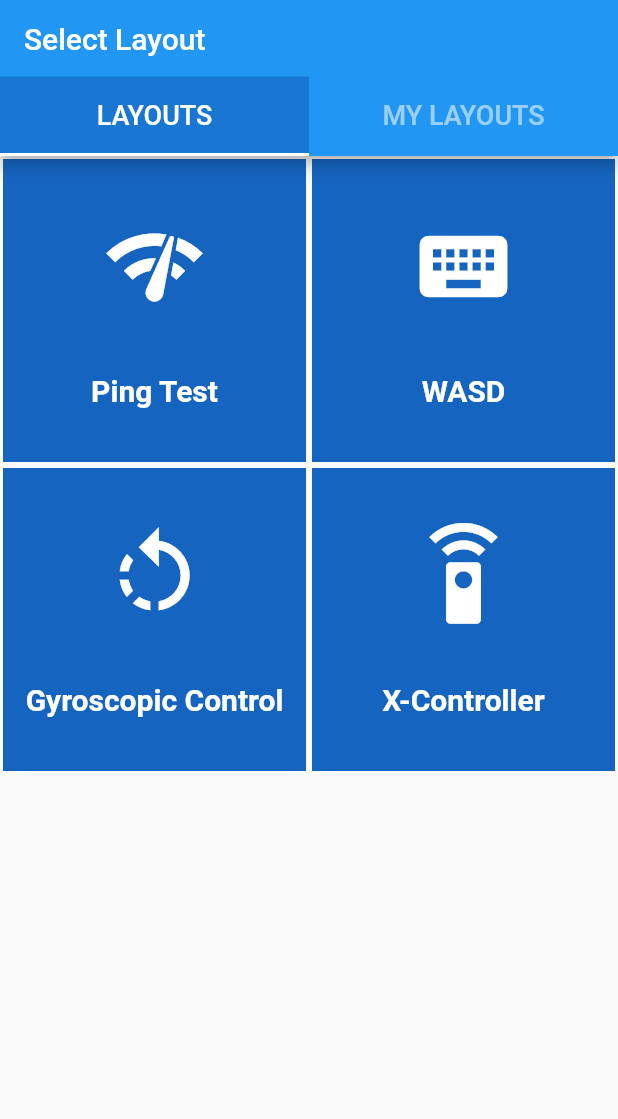
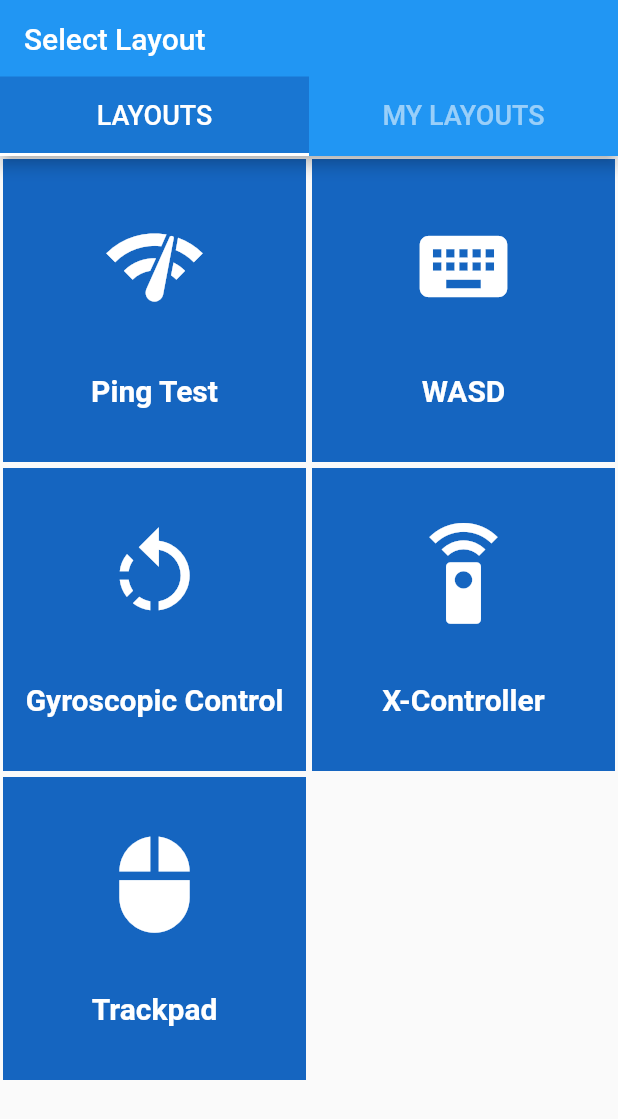
Before and after one commit to devclub-iitd/AioPcController, a Flutter app: the LayoutSelect screen opened by its route, on a phone screen of 412 x 824 dp. Shown: the top 1119 px of the screen. Run offline on Flutter 3.47's test engine with Material 2 defaults, Android fonts, the phone set to English and light mode, and no system bars; our stand-ins replace flutter_slidable, sensors, sqflite; missing offline and left inert: barcode_scan; accounts and stored records are empty.

Commit message:
Added Trackpad layout partially

```diff
--- a/lib/LayoutSelect.dart
+++ b/lib/LayoutSelect.dart
@@ -205,6 +205,33 @@ class LayoutSelect extends StatelessWidget {
                 Navigator.pushNamed(context, '/controller');
               },
              ),
+             GestureDetector(
+              child: Container(
+                color: currentThemeColors.gridButtonColor,
+                margin: const EdgeInsets.all(2.0),
+                child: Column(
+                  mainAxisAlignment: MainAxisAlignment.spaceEvenly,
+                  children: <Widget>[
+                    Icon(
+                      Icons.mouse,
+                      color: Colors.white,
+                      size: 70.0,
+                    ),
+                    Text(
+                      'Trackpad',
+                      style: TextStyle(
+                        fontWeight: FontWeight.w600,
+                        color: Colors.white,
+                        fontSize: 20.0,
+                      ),
+                    )
+                  ],
+                ),
+              ),
+              onTap: () {
+                Navigator.pushNamed(context, '/trackpad');
+              },
+             ),
           ],
         ));
   }
--- a/lib/main.dart
+++ b/lib/main.dart
@@ -10,6 +10,7 @@ import 'LoadCustom.dart';
 import 'CustomLayout.dart';
 import 'Controller.dart';
 import 'Theme.dart';
+import 'Trackpad.dart';
 void main() async {
   // modify with your true address/port
   runApp(MyApp());
@@ -39,7 +40,7 @@ class MyApp extends StatelessWidget {
 
     return MaterialApp(
       theme: darkModeOn?darkTheme:lightTheme,
-      initialRoute: '/layout_select',
+      initialRoute: '/',
       routes: {
         '/': (context) => HomeScreen(),
         '/layout_select': (context) => LayoutSelect(),
@@ -50,6 +51,7 @@ class MyApp extends StatelessWidget {
         '/loadcustom':(context) => LoadCustom(),
         '/custom_layout':(context) => CustomLayout(),
         '/controller':(context) => Controller(),
+        '/trackpad': (context) => Trackpad(),
       },
     );
   }
```
Also changed, not shown: lib/Trackpad.dart (added, +85 -0 lines), 1 other file.
